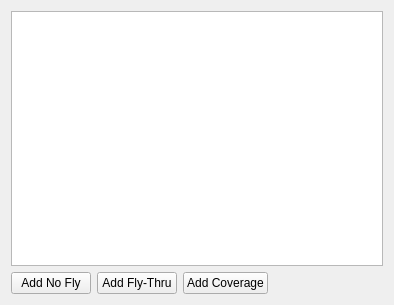
Before: the Qt Designer form FlightPlanner/gui/FlightTaskAreaEditor/FlightTaskAreaObjectEditWidget.ui in raptorswing/FlightPlanner, drawn with Qt 5.
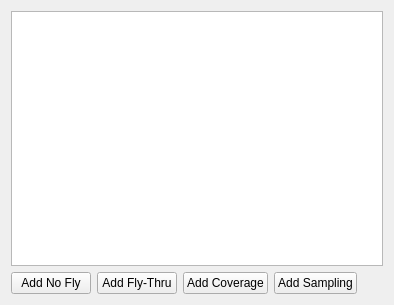
After: the same form once the commit is applied.

Commit message: Stubbed out sampling task

The edit to the form file:
```diff
--- a/FlightPlanner/gui/FlightTaskAreaEditor/FlightTaskAreaObjectEditWidget.ui
+++ b/FlightPlanner/gui/FlightTaskAreaEditor/FlightTaskAreaObjectEditWidget.ui
@@ -44,6 +44,13 @@
        </property>
       </widget>
      </item>
+     <item>
+      <widget class="QPushButton" name="addSamplingButton">
+       <property name="text">
+        <string>Add Sampling</string>
+       </property>
+      </widget>
+     </item>
      <item>
       <spacer name="horizontalSpacer">
        <property name="orientation">
```
The commit also changes 13 other files.
